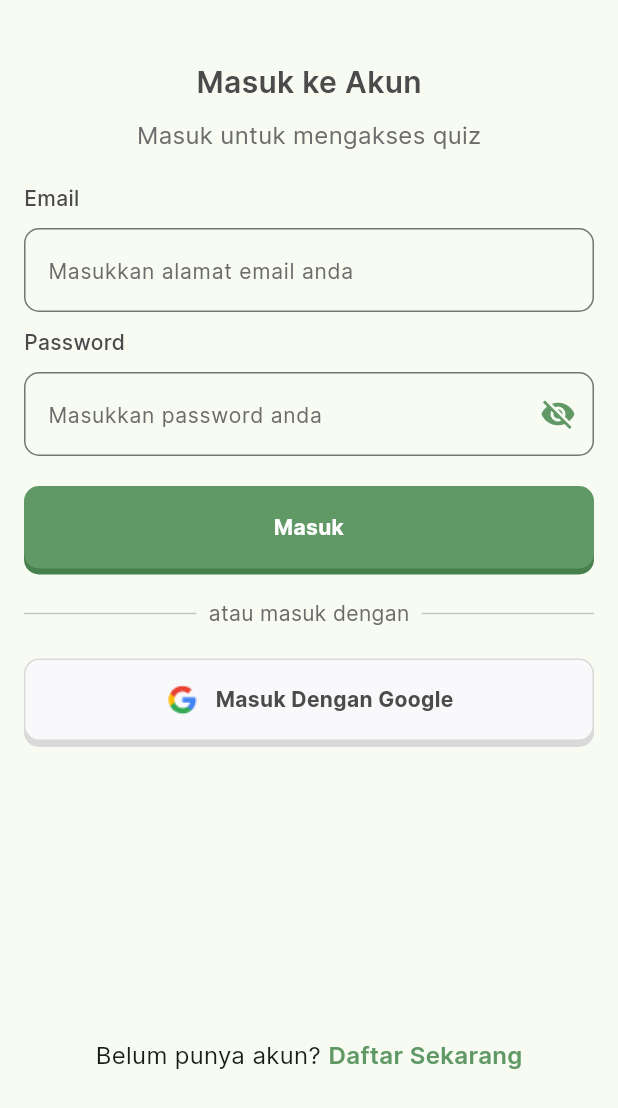
After one commit to rezamiaw/aplikasi_aksun, a Flutter app: the screen it shows after launch, after a tap on "Masuk", on a phone screen of 412 x 824 dp. The commit adds this screen. Shown: the top 1108 px of the screen. Run offline on Flutter 3.47's test engine with Material 3 defaults, Android fonts, the phone set to English and light mode, and no system bars.

Commit message:
Menambahkan login page dan menavigate halaman onboarding

```diff
--- a/lib/main.dart
+++ b/lib/main.dart
@@ -1,3 +1,4 @@
+import 'package:aplikasi_aksun/utils/colors.dart';
 import 'package:aplikasi_aksun/views/onboarding.dart';
 import 'package:flutter/material.dart';
 
@@ -14,7 +15,7 @@ class MyApp extends StatelessWidget {
       debugShowCheckedModeBanner: false,
       title: 'Flutter Demo',
       theme: ThemeData(
-        colorScheme: ColorScheme.fromSeed(seedColor: Colors.deepPurple),
+        colorScheme: ColorScheme.fromSeed(seedColor: greenColor),
         useMaterial3: true,
       ),
       home: const OnBoardingView(),
--- a/lib/utils/colors.dart
+++ b/lib/utils/colors.dart
@@ -5,3 +5,4 @@ const Color darkgreenColor = Color(0xff46804C);
 const Color fontGrayDarkColor = Color(0xff4B4B4B);
 const Color fontGrayLightColor = Color(0xFF6C6C6C);
 const Color grayColor = Color(0xffD9D9D9);
+const Color softwhite = Color(0xffF9F9FC);
--- /dev/null
+++ b/lib/views/login.dart
@@ -0,0 +1,250 @@
+import 'package:aplikasi_aksun/utils/colors.dart';
+import 'package:flutter/material.dart';
+
+class LoginView extends StatefulWidget {
+  const LoginView({super.key});
+
+  @override
+  _LoginViewState createState() => _LoginViewState();
+}
+
+class _LoginViewState extends State<LoginView> {
+  bool isHide = true;
+
+  @override
+  Widget build(BuildContext context) {
+    return Scaffold(
+      body: SafeArea(
+        child: SingleChildScrollView(
+          child: Container(
+            height: MediaQuery.of(context)
+                .size
+                .height, // Make the container take full height
+            child: Column(
+              mainAxisAlignment:
+                  MainAxisAlignment.spaceBetween, // Space out the children
+              children: [
+                Padding(
+                  padding: const EdgeInsets.symmetric(horizontal: 16.0),
+                  child: Column(
+                    crossAxisAlignment: CrossAxisAlignment.start,
+                    children: [
+                      SizedBox(height: 40), // Add some space from the top
+                      Center(
+                        child: Text(
+                          "Masuk ke Akun",
+                          style: TextStyle(
+                            fontFamily: "InterSemiBold",
+                            fontSize: 20,
+                            color: fontGrayDarkColor,
+                          ),
+                        ),
+                      ),
+                      SizedBox(height: 10),
+                      Center(
+                        child: Text(
+                          "Masuk untuk mengakses quiz",
+                          style: TextStyle(
+                            fontFamily: "InterRegular",
+                            fontSize: 16,
+                            color: fontGrayLightColor,
+                          ),
+                        ),
+                      ),
+                      SizedBox(height: 20),
+                      Text(
+                        "Email",
+                        style: TextStyle(
+                          fontFamily: "InterMedium",
+                          fontSize: 14,
+                          color: fontGrayDarkColor,
+                        ),
+                      ),
+                      SizedBox(height: 10),
+                      TextFormField(
+                        decoration: InputDecoration(
+                          border: OutlineInputBorder(
+                            borderRadius: BorderRadius.circular(10),
+                          ),
+                          hintText: 'Masukkan alamat email anda',
+                          hintStyle: TextStyle(
+                            fontFamily: "InterRegular",
+                            fontSize: 14,
+                            color: fontGrayLightColor,
+                          ),
+                        ),
+                      ),
+                      SizedBox(height: 10),
+                      Text(
+                        "Password",
+                        style: TextStyle(
+                          fontFamily: "InterMedium",
+                          fontSize: 14,
+                          color: fontGrayDarkColor,
+                        ),
+                      ),
+                      SizedBox(height: 10),
+                      TextFormField(
+                        obscureText: isHide,
+                        decoration: InputDecoration(
+                          suffixIcon: IconButton(
+                            onPressed: () {
+                              setState(() {
+                                isHide = !isHide;
+                              });
+                            },
+                            icon: Icon(isHide
+                                ? Icons.visibility_off
+                                : Icons.visibility),
+                            color: greenColor,
+                          ),
+                          border: OutlineInputBorder(
+                            borderRadius: BorderRadius.circular(10),
+                          ),
+                          hintText: 'Masukkan password anda',
+                          hintStyle: TextStyle(
+                            fontFamily: "InterRegular",
+                            fontSize: 14,
+                            color: fontGrayLightColor,
+                          ),
+                        ),
+                      ),
+                      SizedBox(height: 20),
+                      GestureDetector(
+                        onTap: () {
+                          // Handle the "Masuk" button tap here
+                        },
+                        child: Container(
+                          width: double.infinity, // Make the button full width
+                          height: 55,
+                          decoration: BoxDecoration(
+                            color: greenColor,
+                            borderRadius: BorderRadius.circular(10),
+                            boxShadow: [
+                              BoxShadow(
+                                color: darkgreenColor,
+                                offset: const Offset(0, 4),
+                              ),
+                            ],
+                          ),
+                          child: Center(
+                            child: Text(
+                              "Masuk",
+                              textAlign: TextAlign.center,
+                              style: TextStyle(
+                                fontFamily: "InterBold",
+                                fontSize: 14,
+                                color: Colors.white,
+                              ),
+                            ),
+                          ),
+                        ),
+                      ),
+                      SizedBox(height: 20), // Add some space before the divider
+                      Row(
+                        children: [
+                          Expanded(
+                            child:
+                                Divider(color: Colors.black.withOpacity(0.2)),
+                          ),
+                          Padding(
+                            padding:
+                                const EdgeInsets.symmetric(horizontal: 8.0),
+                            child: Text(
+                              "atau masuk dengan",
+                              style: TextStyle(
+                                fontFamily: "InterRegular",
+                                fontSize: 14,
+                                color: fontGrayLightColor,
+                              ),
+                            ),
+                          ),
+                          Expanded(
+                            child:
+                                Divider(color: Colors.black.withOpacity(0.2)),
+                          ),
+                        ],
+                      ),
+                      SizedBox(height: 20),
+                      GestureDetector(
+                        onTap: () {
+                          // Handle the "Masuk Dengan Google" button tap here
+                        },
+                        child: Container(
+                          width: double.infinity, // Make the button full width
+                          height: 55,
+                          decoration: BoxDecoration(
+                            color: softwhite,
+                            border: Border.all(color: grayColor),
+                            borderRadius: BorderRadius.circular(10),
+                            boxShadow: [
+                              BoxShadow(
+                                color: grayColor,
+                                offset: const Offset(0, 4),
+                              ),
+                            ],
+                          ),
+                          child: Row(
+                            mainAxisAlignment: MainAxisAlignment.center,
+                            children: [
+                              Image.asset(
+                                "assets/images/google.png",
+                                height: 24.0,
+                                width: 24.0,
+                              ),
+                              SizedBox(width: 10),
+                              Text(
+                                "Masuk Dengan Google",
+                                textAlign: TextAlign.center,
+                                style: TextStyle(
+                                  fontFamily: "InterBold",
+                                  fontSize: 14,
+                                  color: fontGrayDarkColor,
+                                ),
+                              ),
+                            ],
+                          ),
+                        ),
+                      ),
+                    ],
+                  ),
+                ),
+                SizedBox(height: 20),
+                Center(
+                  child: Row(
+                    mainAxisAlignment: MainAxisAlignment.center,
+                    children: [
+                      Text(
+                        "Belum punya akun?",
+                        style: TextStyle(
+                          fontFamily: "InterRegular",
+                          fontSize: 16,
+                        ),
+                      ),
+                      SizedBox(width: 5),
+                      Text(
+                        "Daftar Sekarang",
+                        style: TextStyle(
+                          fontFamily: "InterSemiBold",
+                          fontSize: 16,
+                          color: greenColor,
+                        ),
+                      ),
+                    ],
+                  ),
+                ),
+                SizedBox(height: 20), // Add some space at the bottom
+              ],
+            ),
+          ),
+        ),
+      ),
+    );
+  }
+}
+
+void main() {
+  runApp(MaterialApp(
+    home: LoginView(),
+  ));
+}
--- a/lib/views/onboarding.dart
+++ b/lib/views/onboarding.dart
@@ -1,5 +1,6 @@
 import 'package:aplikasi_aksun/utils/colors.dart';
 import 'package:flutter/material.dart';
+import 'login.dart'; // Import the LoginScreen
 
 List onboardingData = [
   {
@@ -110,7 +111,14 @@ class _OnboardingViewState extends State<OnBoardingView> {
           Row(
             mainAxisAlignment: MainAxisAlignment.center,
             children: [
-              Container(
+              GestureDetector(
+                onTap: () {
+                  Navigator.push(
+                    context,
+                    MaterialPageRoute(builder: (context) => LoginView()),
+                  );
+                },
+                child: Container(
                   width: 148,
                   height: 55,
                   padding:
@@ -134,6 +142,7 @@ class _OnboardingViewState extends State<OnBoardingView> {
                         fontFamily: "InterBold",
                         fontSize: 14,
                         color: fontGrayDarkColor,
+                      ),
                     ),
                   ),
                 ),
```
Also changed, not shown: assets/images/google.png (added). Lines whose indentation alone changed are shown as unchanged.
